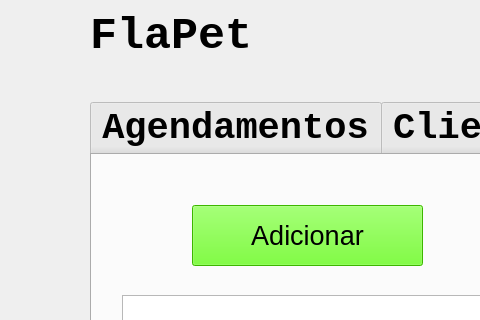
First picture: the form in interface.ui, repository Riba12/AV2---PAV---FlaPet, before the edit; both pictures show x 0 to 480 and y 0 to 320 of the 1277 by 844 pixel window.
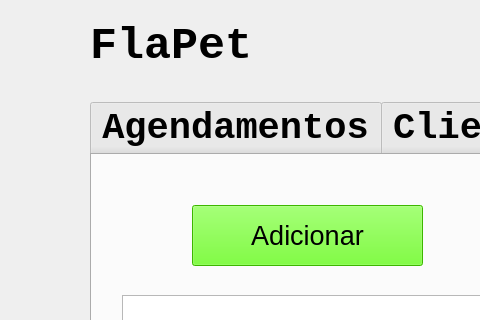
Second picture: the form after the edit. Icons and pictures are not drawn.

```diff
--- a/interface.ui
+++ b/interface.ui
@@ -558,7 +558,7 @@
     <property name="geometry">
      <rect>
       <x>90</x>
-      <y>10</y>
+      <y>20</y>
       <width>241</width>
       <height>51</height>
      </rect>
```
Left out of the diff: 4 changed lines with no effect on the pictures.
